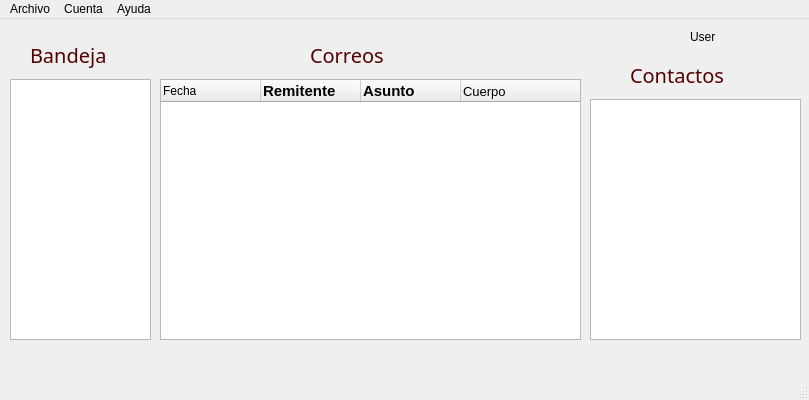
First picture: the form in mailbox.ui, repository frankaaguila/Proyecto-Seminario-de-Bases-de-Datos, before the edit.
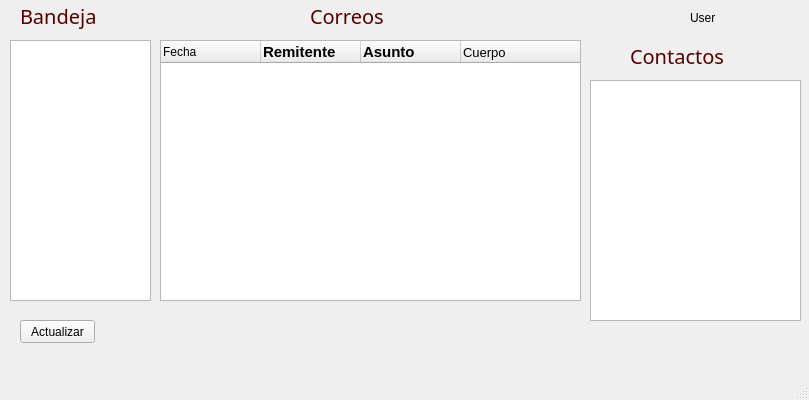
Second picture: the form after the edit.

Patch:
```diff
--- a/mailbox.ui
+++ b/mailbox.ui
@@ -42,7 +42,7 @@
     <property name="geometry">
      <rect>
       <x>10</x>
-      <y>60</y>
+      <y>40</y>
       <width>141</width>
       <height>261</height>
      </rect>
@@ -82,8 +82,8 @@
    <widget class="QLabel" name="label_2">
     <property name="geometry">
      <rect>
-      <x>30</x>
-      <y>20</y>
+      <x>20</x>
+      <y>0</y>
       <width>111</width>
       <height>31</height>
      </rect>
@@ -103,7 +103,7 @@
     <property name="geometry">
      <rect>
       <x>310</x>
-      <y>20</y>
+      <y>0</y>
       <width>111</width>
       <height>31</height>
      </rect>
@@ -143,7 +143,7 @@
     <property name="geometry">
      <rect>
       <x>160</x>
-      <y>60</y>
+      <y>40</y>
       <width>421</width>
       <height>261</height>
      </rect>
@@ -216,6 +216,19 @@
      <string>User</string>
     </property>
    </widget>
+   <widget class="QPushButton" name="refresh">
+    <property name="geometry">
+     <rect>
+      <x>20</x>
+      <y>320</y>
+      <width>75</width>
+      <height>23</height>
+     </rect>
+    </property>
+    <property name="text">
+     <string>Actualizar</string>
+    </property>
+   </widget>
   </widget>
   <widget class="QStatusBar" name="statusbar"/>
   <widget class="QMenuBar" name="menuBar">
@@ -227,37 +240,6 @@
      <height>21</height>
     </rect>
    </property>
-   <widget class="QMenu" name="menuArchivo">
-    <property name="title">
-     <string>Archivo</string>
-    </property>
-    <widget class="QMenu" name="menuNuevo">
-     <property name="title">
-      <string>Nuevo</string>
-     </property>
-     <addaction name="actionCorreo"/>
-     <addaction name="actionContacto"/>
-     <addaction name="actionBandeja_de_Correo"/>
-    </widget>
-    <addaction name="menuNuevo"/>
-    <addaction name="separator"/>
-    <addaction name="actionSalir"/>
-   </widget>
-   <widget class="QMenu" name="menuCuenta">
-    <property name="title">
-     <string>Cuenta</string>
-    </property>
-    <addaction name="actionModificar_informaci_n_de_cuenta"/>
-   </widget>
-   <widget class="QMenu" name="menuAyuda">
-    <property name="title">
-     <string>Ayuda</string>
-    </property>
-    <addaction name="actionInformaci_n"/>
-   </widget>
-   <addaction name="menuArchivo"/>
-   <addaction name="menuCuenta"/>
-   <addaction name="menuAyuda"/>
   </widget>
   <action name="actionCorreo">
    <property name="text">
```
